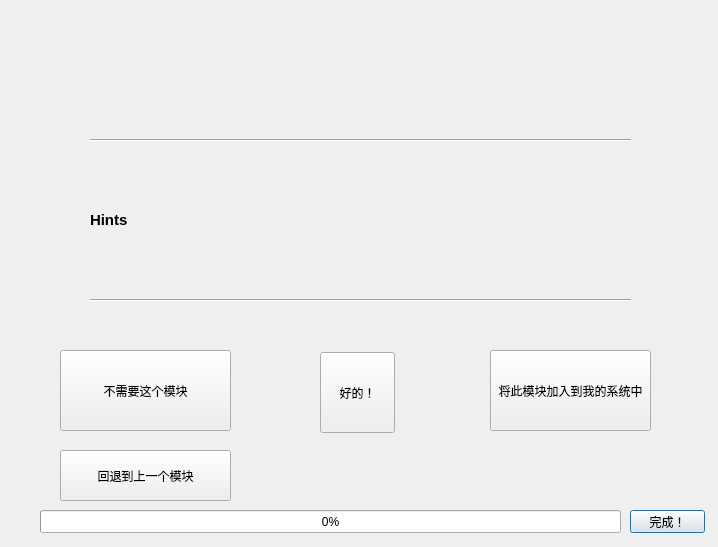
Qt form customizedialog.ui (Type3limit/EasyManager) before a commit.
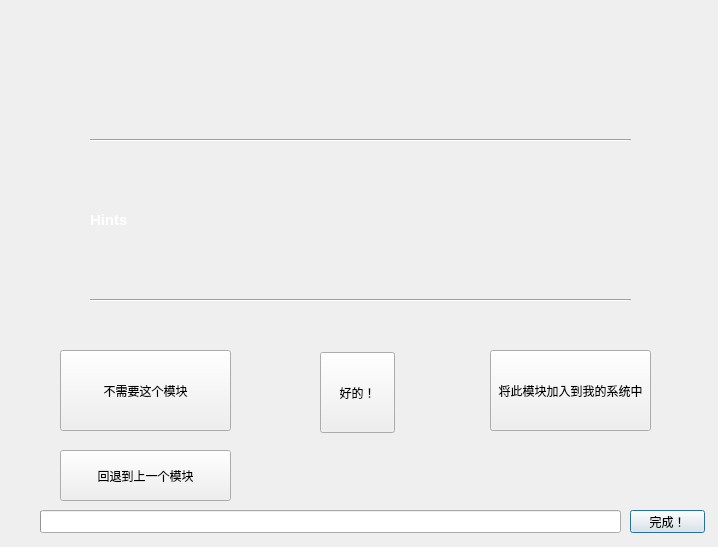
The same form after that commit. Icons and pictures are not drawn.

Diff of the .ui file:
```diff
--- a/customizedialog.ui
+++ b/customizedialog.ui
@@ -23,7 +23,10 @@
    </size>
   </property>
   <property name="windowTitle">
-   <string>Dialog</string>
+   <string>EasyManager-Customize</string>
+  </property>
+  <property name="styleSheet">
+   <string notr="true">QDialog{background-image:url(&quot;:/Theme/BackImage/background.jpg&quot;)}</string>
   </property>
   <widget class="QProgressBar" name="CustomizeProcessBar">
    <property name="geometry">
@@ -34,6 +37,10 @@
      <height>23</height>
     </rect>
    </property>
+   <property name="styleSheet">
+    <string notr="true">font:bold 15px;
+color:white</string>
+   </property>
    <property name="value">
     <number>0</number>
    </property>
@@ -104,7 +111,8 @@
    <property name="styleSheet">
     <string notr="true">QLabel
 {
-font: bold 15px
+font: bold 15px;
+color:white
 }</string>
    </property>
    <property name="text">
```
Left out of the diff: 3 changed lines with no effect on the pictures.
